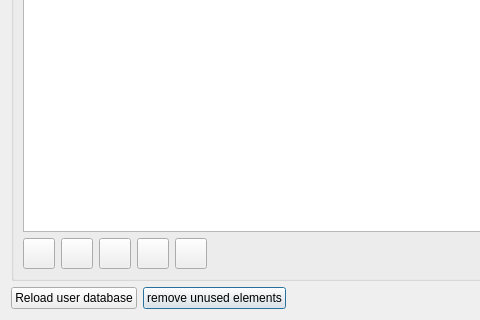
Before: the Qt Designer form SIM-VICUS/src/SVDatabaseEditDialog.ui in ghorwin/SIM-VICUS, drawn with Qt 5; both pictures show x 0 to 480 and y 495 to 815 of the 1328 by 815 pixel window.
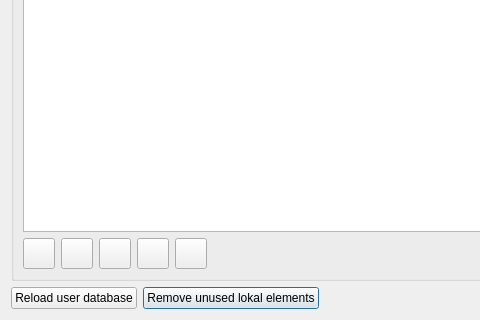
After: the same form once the commit is applied. Icons and pictures are not drawn.

```diff
--- a/SIM-VICUS/src/SVDatabaseEditDialog.ui
+++ b/SIM-VICUS/src/SVDatabaseEditDialog.ui
@@ -153,7 +153,7 @@
      <item>
       <widget class="QPushButton" name="pushButtonRemoveUnusedElements">
        <property name="text">
-        <string>remove unused elements</string>
+        <string>Remove unused lokal elements</string>
        </property>
        <property name="icon">
         <iconset resource="../resources/SIM-VICUS.qrc">
```
Left out of the diff: 3 changed lines with no effect on the pictures.
